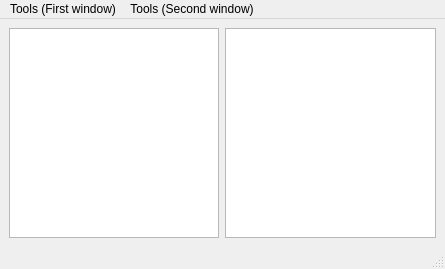
First picture: the form in Easy_File_Manager/explorer.ui, repository NebesnyiA/Easy_File_Manager, before the edit.
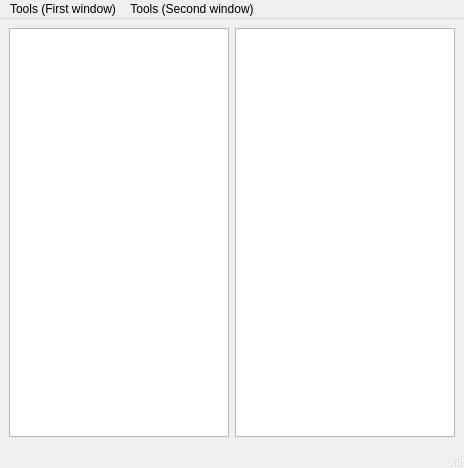
Second picture: the form after the edit.

The edit to the form file:
```diff
--- a/Easy_File_Manager/explorer.ui
+++ b/Easy_File_Manager/explorer.ui
@@ -6,32 +6,19 @@
    <rect>
     <x>0</x>
     <y>0</y>
-    <width>445</width>
-    <height>269</height>
+    <width>464</width>
+    <height>468</height>
    </rect>
   </property>
   <property name="windowTitle">
    <string>Explorer</string>
   </property>
   <widget class="QWidget" name="centralwidget">
-   <layout class="QVBoxLayout" name="verticalLayout_2">
+   <layout class="QHBoxLayout" name="horizontalLayout_2">
     <item>
      <layout class="QVBoxLayout" name="verticalLayout">
       <item>
        <layout class="QHBoxLayout" name="horizontalLayout">
-        <item>
-         <spacer name="horizontalSpacer">
-          <property name="orientation">
-           <enum>Qt::Horizontal</enum>
-          </property>
-          <property name="sizeHint" stdset="0">
-           <size>
-            <width>40</width>
-            <height>20</height>
-           </size>
-          </property>
-         </spacer>
-        </item>
         <item>
          <widget class="QListView" name="Win_One"/>
         </item>
@@ -49,7 +36,7 @@
     <rect>
      <x>0</x>
      <y>0</y>
-     <width>445</width>
+     <width>464</width>
      <height>21</height>
     </rect>
    </property>
```
